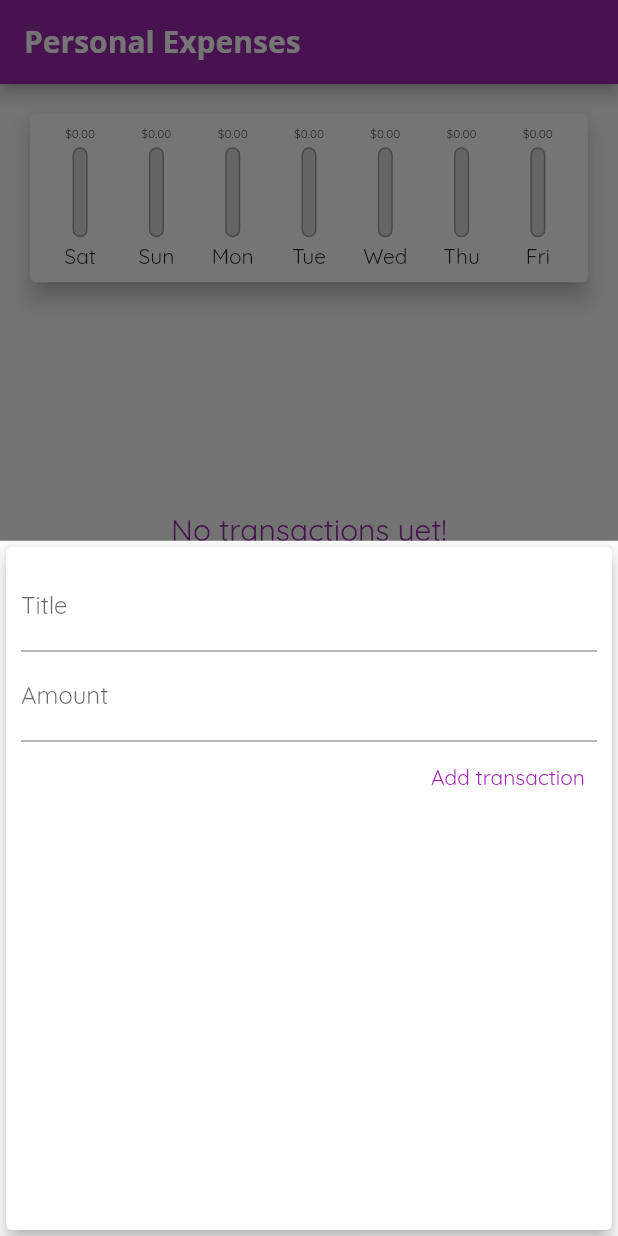
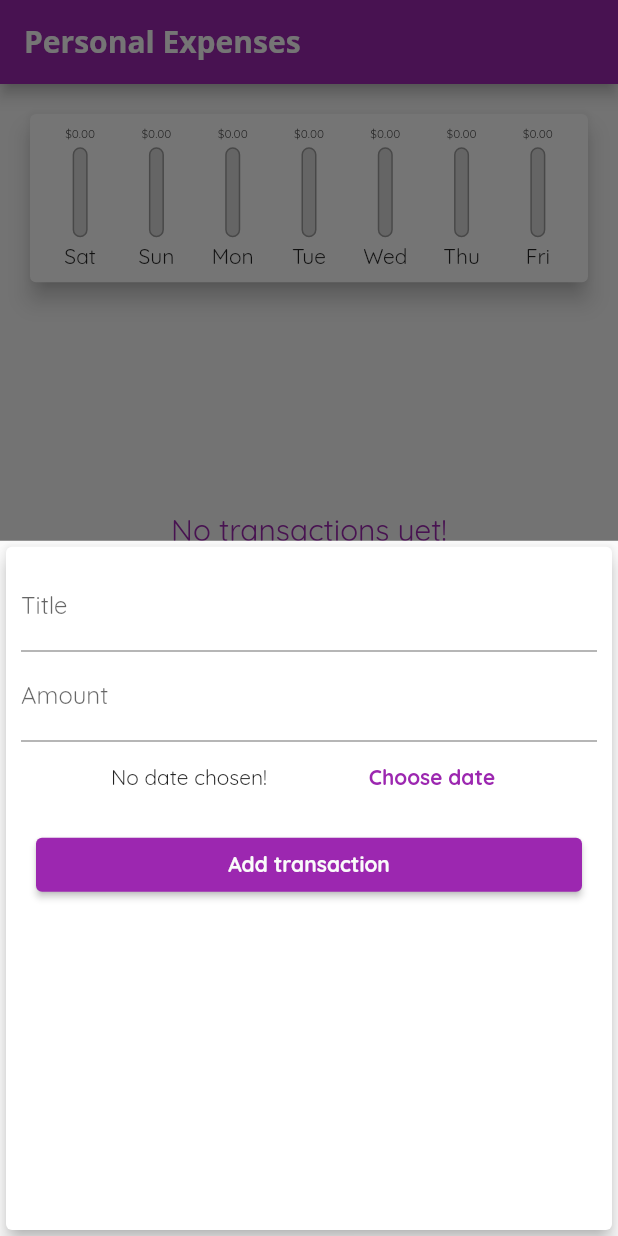
Before and after one commit to Sudhanva-Nadiger/Personal_Expense_Tracker, a Flutter app: the screen it shows after launch, after a tap on the "add" icon, on a phone screen of 412 x 824 dp. Run offline on Flutter 3.47's test engine with Material 2 defaults, Android fonts, the phone set to English and light mode, and no system bars.

Commit message:
add choose date functionality

```diff
--- a/lib/widgets/new_transaction.dart
+++ b/lib/widgets/new_transaction.dart
@@ -45,11 +45,33 @@ class _NewTransactionState extends State<NewTransaction> {
               keyboardType: TextInputType.number,
               onSubmitted: (_) => submitData(),
             ),
-            TextButton(
-              onPressed: submitData,
-              child: Text(
-                'Add transaction',
-                style: TextStyle(color: Theme.of(context).primaryColor),
+            Row(
+              mainAxisAlignment: MainAxisAlignment.spaceEvenly,
+              children: [
+                Text('No date chosen!'),
+                TextButton(
+                  onPressed: () {},
+                  child: const Text(
+                    'Choose date',
+                    style: TextStyle(fontWeight: FontWeight.bold),
+                  ),
+                )
+              ],
+            ),
+            Padding(
+              padding: const EdgeInsets.all(10.0),
+              child: SizedBox(
+                width: double.infinity,
+                child: ElevatedButton(
+                  onPressed: submitData,
+                  child: Text(
+                    textAlign: TextAlign.center,
+                    'Add transaction',
+                    style: TextStyle(
+                        color: Theme.of(context).canvasColor,
+                        fontWeight: FontWeight.bold),
+                  ),
+                ),
               ),
             )
           ],
```
